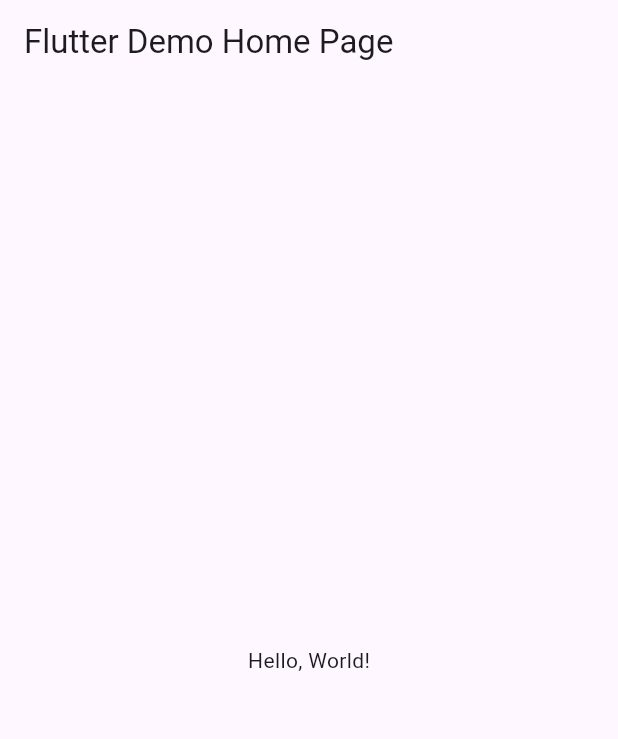
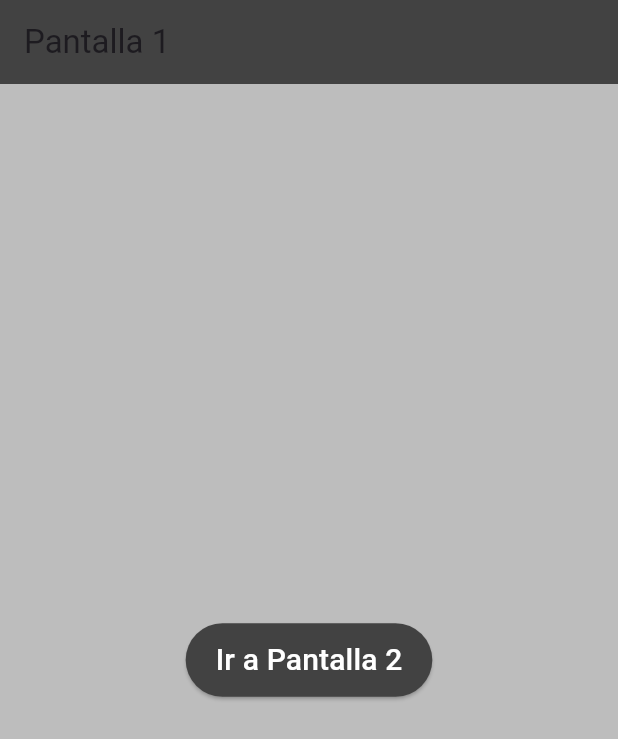
Before and after one commit to AriasSuarezDemianAlexander/P12-EntrePaginas-6I, a Flutter app: the screen it shows after launch, on a phone screen of 412 x 824 dp. Shown: the top 739 px of the screen. Run offline on Flutter 3.47's test engine with Material 3 defaults, Android fonts, the phone set to English and light mode, and no system bars.

```diff
--- a/lib/main.dart
+++ b/lib/main.dart
@@ -1,43 +1,22 @@
 import 'package:flutter/material.dart';
+import 'package:arias/pantalla1.dart';
+import 'package:arias/pantalla2.dart';
 
-void main() => runApp(MyApp());
+void main() => runApp(RutasPaginas());
 
-class MyApp extends StatelessWidget {
-  const MyApp({super.key});
-  // This widget is the root of your application.
+class RutasPaginas extends StatelessWidget {
+  const RutasPaginas({Key? key}) : super(key: key);
+
   @override
   Widget build(BuildContext context) {
     return MaterialApp(
-      // Application name
-      title: 'Flutter Hello World',
-      // Application theme data, you can set the colors for the application as
-      // you want
-      theme: ThemeData(
-        // useMaterial3: true,
-        primarySwatch: Colors.blue,
-      ),
-      // A widget which will be started on application startup
-      home: MyHomePage(title: 'Flutter Demo Home Page'),
-    );
-  }
-}
-
-class MyHomePage extends StatelessWidget {
-  final String title;
-  const MyHomePage({super.key, required this.title});
-
-  @override
-  Widget build(BuildContext context) {
-    return Scaffold(
-      appBar: AppBar(
-        // The title text which will be shown on the action bar
-        title: Text(title),
-      ),
-      body: Center(
-        child: Text(
-          'Hello, World!',
-        ),
-      ),
-    );
-  }
-}
+      debugShowCheckedModeBanner: false,
+      title: "App entre paginas",
+      initialRoute: "/",
+      routes: {
+        "/": (context) => Pantalla1(),
+        "/Pantalla2": (context) => Pantalla2(),
+      }, //navegacion entre paginas
+    ); //fin material
+  } //fin widget
+} //fin RutasPaginas
--- /dev/null
+++ b/lib/pantalla1.dart
@@ -0,0 +1,34 @@
+import 'package:flutter/material.dart';
+import 'package:arias/pantalla2.dart';
+
+class Pantalla1 extends StatelessWidget {
+  const Pantalla1({Key? key}) : super(key: key);
+
+  @override
+  Widget build(BuildContext context) {
+    return Scaffold(
+      appBar: AppBar(
+        title: const Text("Pantalla 1"),
+        backgroundColor: Colors.grey[800],
+      ),
+      body: Center(
+        child: ElevatedButton(
+          style: ElevatedButton.styleFrom(
+            primary: Colors.grey[800], // Background color
+            onPrimary: Colors.white, // Text color
+            padding: const EdgeInsets.symmetric(horizontal: 20, vertical: 10),
+          ),
+          child: const Text(
+            "Ir a Pantalla 2",
+            style: TextStyle(fontSize: 20),
+          ),
+          onPressed: () {
+            Navigator.pushNamed(context, "/Pantalla2",
+                arguments: "Mensaje desde la pantalla 1");
+          },
+        ),
+      ),
+      backgroundColor: Colors.grey[400],
+    );
+  }
+}
```
Also changed, not shown: lib/pantalla2.dart (added, +46 -0 lines).
